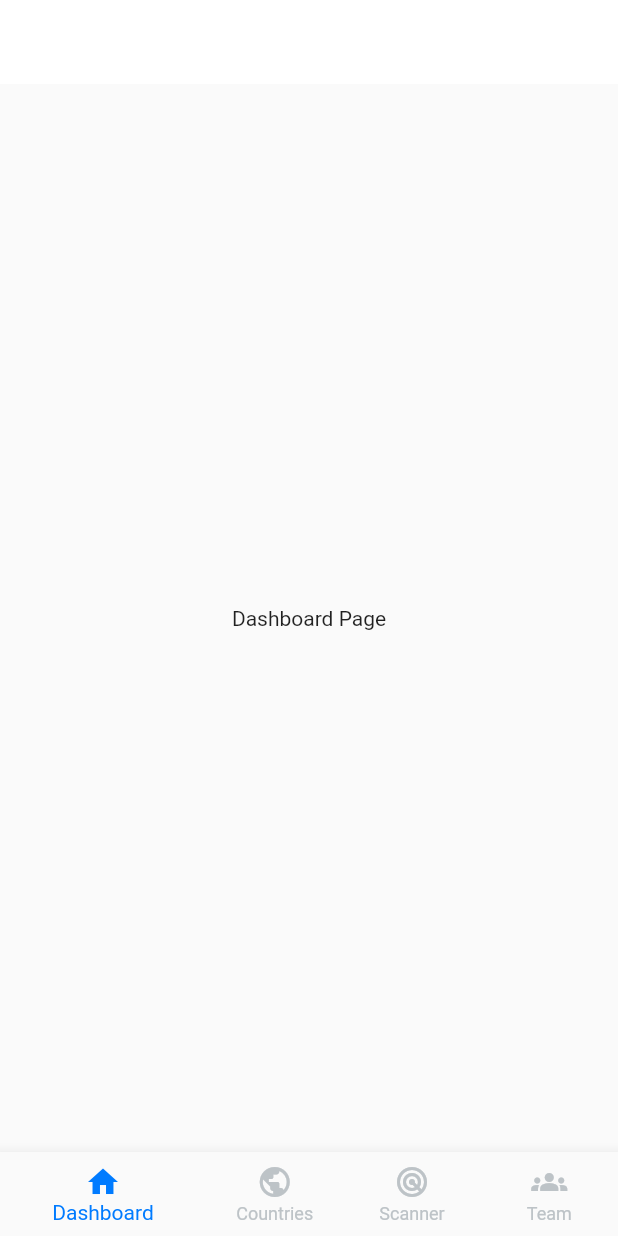
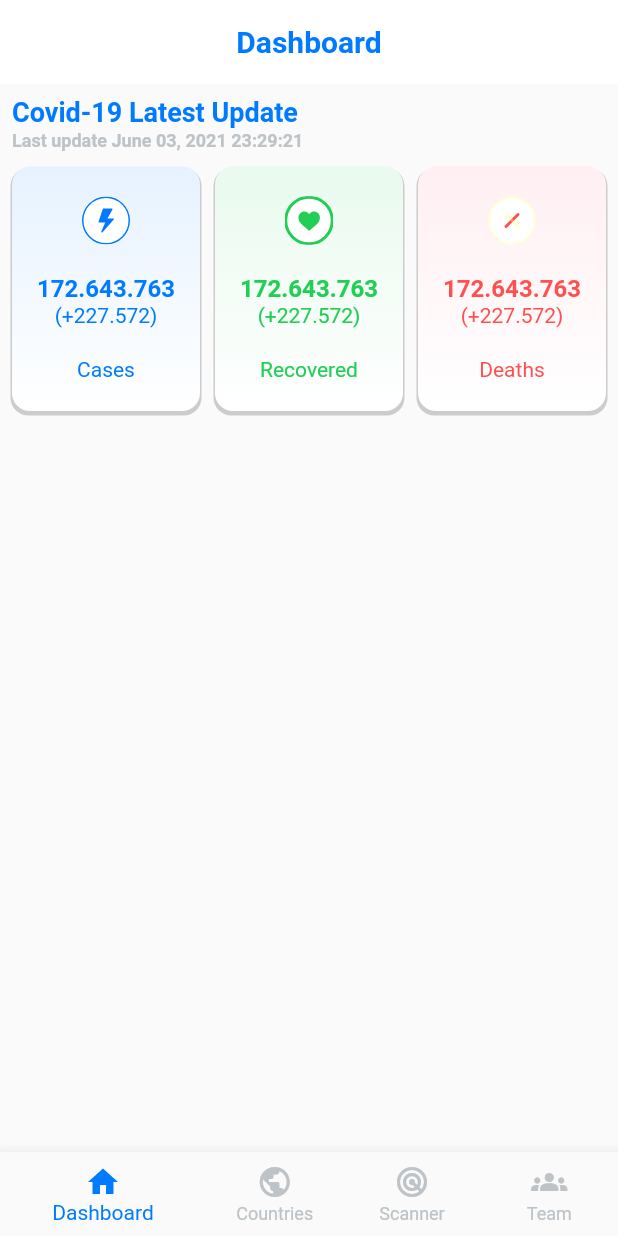
Before and after one commit to huaviet99/Distance-Guard-Flutter, a Flutter app: the screen it shows after launch, on a phone screen of 412 x 824 dp. Run offline on Flutter 3.47's test engine with Material 2 defaults, Android fonts, the phone set to English and light mode, and no system bars; our stand-ins replace flutter_svg.

Commit message:
add covid latest update component

```diff
--- a/lib/constants/colors.dart
+++ b/lib/constants/colors.dart
@@ -1,6 +1,9 @@
 import 'dart:ui';
 
 class MyAppColor {
-  static const primaryColor = Color(0xFF007BFF);
+  static const primaryBlue = Color(0xFF007BFF);
+  static const primaryGreen = Color(0xFF21CF55);
+  static const primaryRed = Color(0xFFFF5050);
+
   static const unselectedColor = Color(0xFFBDC3C7);
 }
--- a/lib/main.dart
+++ b/lib/main.dart
@@ -1,13 +1,15 @@
 import 'package:distance_guard_flutter/constants/colors.dart';
-import 'package:distance_guard_flutter/pages/main_page.dart';
+import 'package:distance_guard_flutter/pages/home_page.dart';
 import 'package:flutter/material.dart';
 
-void main() {
-  runApp(MyApp());
-}
+void main() => runApp(MyApp());
 
 class MyApp extends StatelessWidget {
-  const MyApp({Key? key}) : super(key: key);
+  final TextStyle _appBarTextStyle = TextStyle(
+    fontWeight: FontWeight.w600,
+    color: MyAppColor.primaryBlue,
+    fontSize: 20.0,
+  );
 
   @override
   Widget build(BuildContext context) {
@@ -19,14 +21,10 @@ class MyApp extends StatelessWidget {
           centerTitle: true,
           backgroundColor: Colors.white,
           backwardsCompatibility: false,
-          titleTextStyle: TextStyle(
-            fontWeight: FontWeight.w600,
-            color: MyAppColor.primaryColor,
-            fontSize: 20.0,
-          ),
+          titleTextStyle: _appBarTextStyle,
         ),
       ),
-      home: MainPage(),
+      home: HomePage(),
     );
   }
 }
--- a/lib/pages/dashboard_page.dart
+++ b/lib/pages/dashboard_page.dart
@@ -1,4 +1,7 @@
+import 'package:distance_guard_flutter/constants/colors.dart';
+import 'package:distance_guard_flutter/widgets/latest_update_card.dart';
 import 'package:flutter/material.dart';
+import 'package:flutter_svg/flutter_svg.dart';
 
 class DashboardPage extends StatefulWidget {
   const DashboardPage({Key? key}) : super(key: key);
@@ -10,8 +13,80 @@ class DashboardPage extends StatefulWidget {
 class _DashboardPageState extends State<DashboardPage> {
   @override
   Widget build(BuildContext context) {
-    return Center(
-      child: Text('Dashboard Page'),
+    return Scaffold(
+      body: Padding(
+        padding: EdgeInsets.all(8.0),
+        child: Column(
+          children: [
+            _buildLatestUpdateComponent(),
+          ],
+        ),
+      ),
+    );
+  }
+
+  Widget _buildLatestUpdateComponent() {
+    return Column(
+      crossAxisAlignment: CrossAxisAlignment.start,
+      children: [
+        Text(
+          'Covid-19 Latest Update',
+          style: TextStyle(
+            fontSize: 18.0,
+            color: MyAppColor.primaryBlue,
+            fontWeight: FontWeight.w600,
+          ),
+        ),
+        SizedBox(height: 2),
+        Text(
+          'Last update June 03, 2021 23:29:21',
+          style: TextStyle(
+            fontSize: 12.0,
+            color: MyAppColor.unselectedColor,
+            fontWeight: FontWeight.w600,
+          ),
+        ),
+        SizedBox(height: 10),
+        Row(
+          children: [
+            LatestUpdateCard(
+              title: 'Cases',
+              titleColor: MyAppColor.primaryBlue,
+              icon: SvgPicture.asset(
+                'images/ic_cases.svg',
+              ),
+              colorList: [
+                Color(0xFFE6F2FF),
+                Colors.white,
+              ],
+            ),
+            SizedBox(width: 10),
+            LatestUpdateCard(
+              title: 'Recovered',
+              titleColor: MyAppColor.primaryGreen,
+              icon: SvgPicture.asset(
+                'images/ic_recovered.svg',
+              ),
+              colorList: [
+                Color(0xFFE9FAEE),
+                Colors.white,
+              ],
+            ),
+            SizedBox(width: 10),
+            LatestUpdateCard(
+              title: 'Deaths',
+              titleColor: MyAppColor.primaryRed,
+              icon: SvgPicture.asset(
+                'images/ic_deaths.svg',
+              ),
+              colorList: [
+                Color(0xFFFFEFF2),
+                Colors.white,
+              ],
+            ),
+          ],
+        ),
+      ],
     );
   }
 }
--- a/lib/pages/main_page.dart
+++ b/lib/pages/home_page.dart
@@ -5,16 +5,16 @@ import 'package:distance_guard_flutter/pages/scanner_page.dart';
 import 'package:distance_guard_flutter/pages/team_page.dart';
 import 'package:flutter/material.dart';
 
-class MainPage extends StatefulWidget {
-  const MainPage({Key? key}) : super(key: key);
+class HomePage extends StatefulWidget {
+  const HomePage({Key? key}) : super(key: key);
 
   @override
-  _MainPageState createState() => _MainPageState();
+  _HomePageState createState() => _HomePageState();
 }
 
-class _MainPageState extends State<MainPage> {
+class _HomePageState extends State<HomePage> {
   int _pageSelectedIndex = 0;
-  String _appBarTitle = "";
+  String _appBarTitle = "Dashboard";
 
   final _pageOptions = [
     DashboardPage(),
@@ -39,7 +39,7 @@ class _MainPageState extends State<MainPage> {
         ],
         currentIndex: _pageSelectedIndex,
         showUnselectedLabels: true,
-        selectedItemColor: MyAppColor.primaryColor,
+        selectedItemColor: MyAppColor.primaryBlue,
         unselectedItemColor: MyAppColor.unselectedColor,
         onTap: _onItemTapped,
       ),
--- /dev/null
+++ b/lib/widgets/latest_update_card.dart
@@ -0,0 +1,65 @@
+import 'package:flutter/material.dart';
+
+class LatestUpdateCard extends StatelessWidget {
+  final List<Color> colorList;
+  final Widget icon;
+  final String title;
+  final Color? titleColor;
+
+  LatestUpdateCard(
+      {required this.colorList,
+      required this.icon,
+      required this.title,
+      this.titleColor});
+
+  @override
+  Widget build(BuildContext context) {
+    return Expanded(
+      child: Container(
+        decoration: BoxDecoration(
+          borderRadius: BorderRadius.circular(12.0),
+          gradient: LinearGradient(
+            colors: this.colorList,
+            begin: FractionalOffset.topCenter,
+            end: FractionalOffset.bottomCenter,
+            stops: [0.0, 1.0],
+          ),
+          boxShadow: [
+            BoxShadow(
+              color: Colors.grey.withOpacity(0.5),
+              spreadRadius: 1,
+              offset: Offset(0, 2), // changes position of shadow
+            ),
+          ],
+        ),
+        child: Padding(
+          padding: EdgeInsets.symmetric(horizontal: 5.0, vertical: 20.0),
+          child: Column(
+            children: [
+              icon,
+              SizedBox(height: 20),
+              Text(
+                '172.643.763',
+                style: TextStyle(
+                    color: this.titleColor,
+                    fontWeight: FontWeight.bold,
+                    fontSize: 16.0),
+              ),
+              Text(
+                '(+227.572)',
+                style: TextStyle(
+                  color: this.titleColor,
+                ),
+              ),
+              SizedBox(height: 20),
+              Text(
+                this.title,
+                style: TextStyle(color: this.titleColor),
+              ),
+            ],
+          ),
+        ),
+      ),
+    );
+  }
+}
```
Also changed, not shown: pubspec.yaml (+4 -5 lines), images/ic_cases.svg (added), images/ic_deaths.svg (added), images/ic_recovered.svg (added), pubspec.lock.
